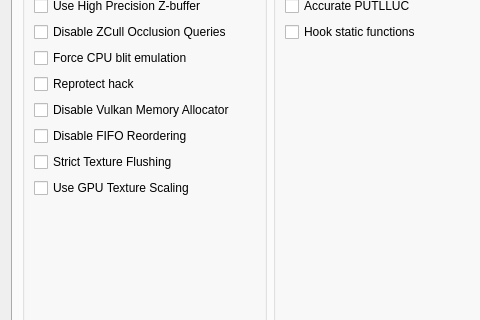
Satan86/rpcs3, file rpcs3/rpcs3qt/settings_dialog.ui: the form before one commit; both pictures show x 0 to 480 and y 183 to 503 of the 796 by 677 pixel window.
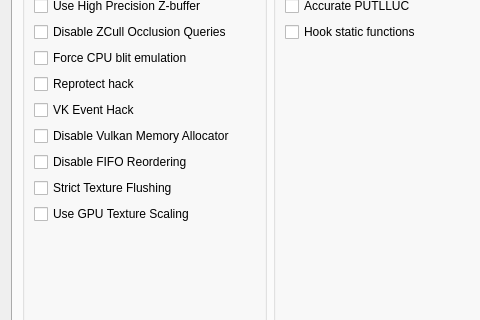
The form after the commit. The open tabs and pages were chosen to show the change. Icons and pictures are not drawn.

Commit message:
VK Event Hack (Thanks to @Xcedf)
Known to improve performance where Write Color Buffer or Write Depth Buffer is used

```diff
--- a/rpcs3/rpcs3qt/settings_dialog.ui
+++ b/rpcs3/rpcs3qt/settings_dialog.ui
@@ -3372,6 +3372,13 @@
               </property>
              </widget>
             </item>
+            <item>
+             <widget class="QCheckBox" name="vk_event_hack">
+              <property name="text">
+               <string>VK Event Hack</string>
+              </property>
+             </widget>
+            </item>
             <item>
              <widget class="QCheckBox" name="disableVulkanMemAllocator">
               <property name="text">
```
The commit also changes 5 other files.
